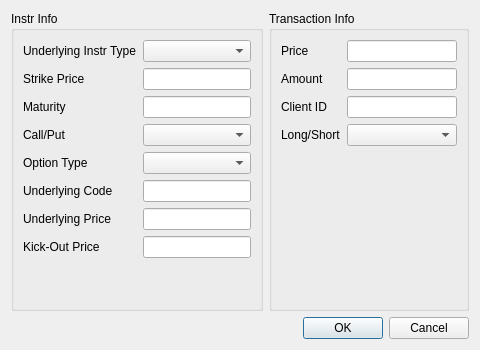
Dalizi/option_calculator, file addorderdialog.ui: the form before one commit.
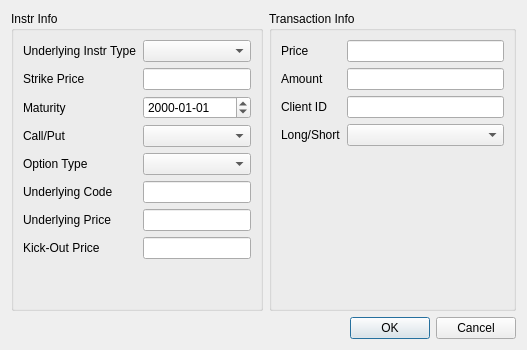
The form after the commit.

Commit message: Dialog will not close after add order failed. Add maturity to instr_code.

What changed in the file:
```diff
--- a/addorderdialog.ui
+++ b/addorderdialog.ui
@@ -6,7 +6,7 @@
    <rect>
     <x>0</x>
     <y>0</y>
-    <width>480</width>
+    <width>527</width>
     <height>350</height>
    </rect>
   </property>
@@ -48,9 +48,6 @@
             </property>
            </widget>
           </item>
-          <item row="2" column="1">
-           <widget class="QLineEdit" name="maturityLineEdit"/>
-          </item>
           <item row="3" column="0">
            <widget class="QLabel" name="callPutLabel">
             <property name="text">
@@ -104,6 +101,13 @@
           <item row="7" column="1">
            <widget class="QLineEdit" name="kickOutPriceLineEdit"/>
           </item>
+          <item row="2" column="1">
+           <widget class="QDateEdit" name="maturityDateEdit">
+            <property name="displayFormat">
+             <string>yyyy-MM-dd</string>
+            </property>
+           </widget>
+          </item>
          </layout>
         </item>
        </layout>
```
The commit also changes 1 other file.
